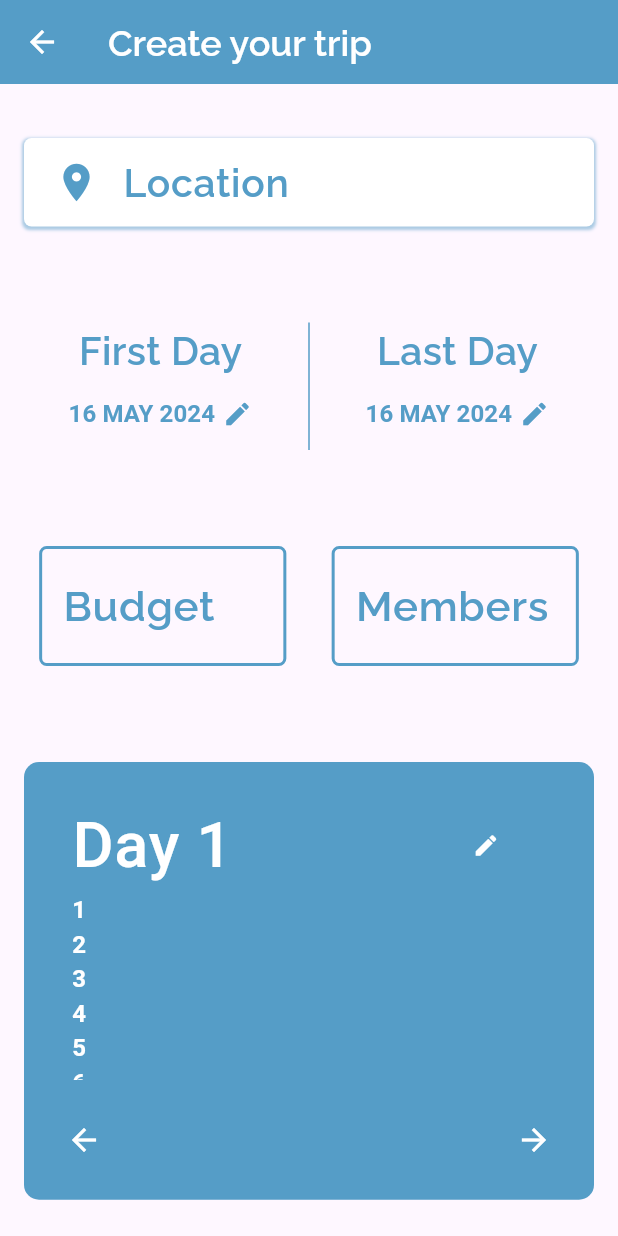
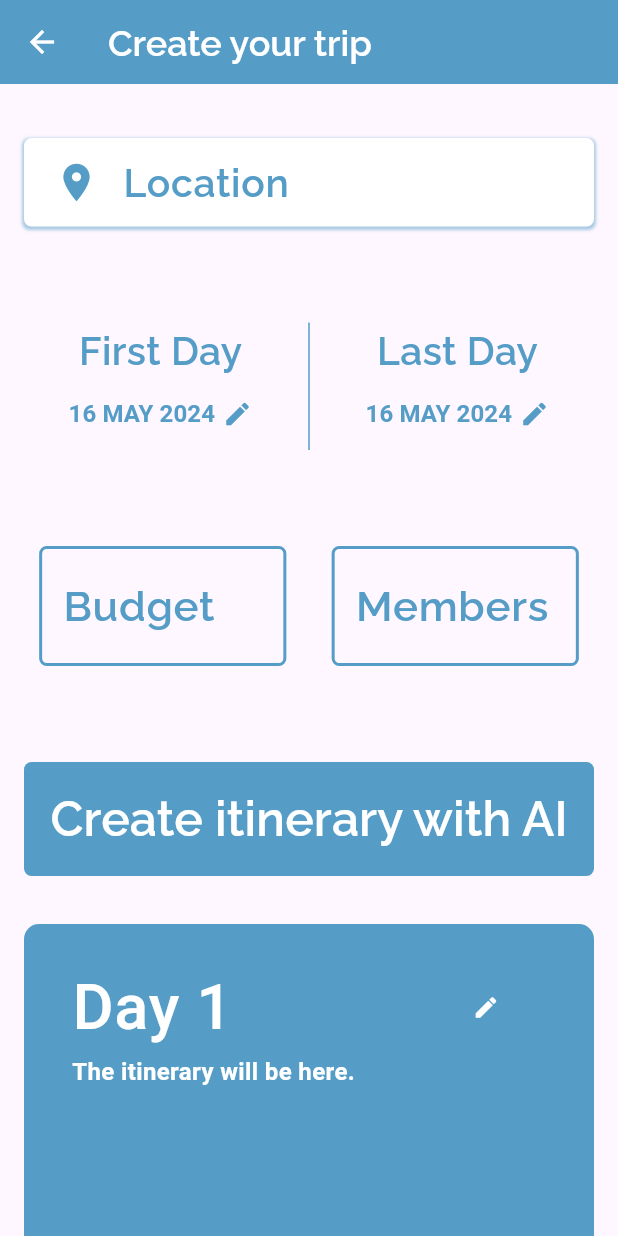
Before and after one commit to Emanuel532/Wigo, a Flutter app: the AddTripScreen screen opened by its route, on a phone screen of 412 x 824 dp. Run offline on Flutter 3.47's test engine with Material 3 defaults, Android fonts, the phone set to English and light mode, and no system bars; drawn by our look-alikes of carousel_slider; our stand-ins replace cloud_firestore, firebase_auth, firebase_core, go_router, google_fonts, google_sign_in; missing offline and left inert: dart_openai; accounts and stored records are empty; generated files the repository leaves out were written again.

Commit message:
itinerary list

```diff
--- a/lib/main.dart
+++ b/lib/main.dart
@@ -11,6 +11,7 @@ import 'package:wigo/screens/home_screen.dart';
 import 'package:wigo/screens/log_in_screen.dart';
 import 'package:wigo/screens/view_trip.dart';
 import 'package:wigo/services/authentication_utils.dart';
+import 'package:dart_openai/dart_openai.dart';
 
 import 'firebase_options.dart';
 
--- a/lib/screens/add_trip.dart
+++ b/lib/screens/add_trip.dart
@@ -6,6 +6,7 @@ import 'package:google_fonts/google_fonts.dart';
 import 'package:wigo/controllers/account_controller.dart';
 import 'package:wigo/controllers/trip_controller.dart';
 import 'package:wigo/models/Trip.dart';
+import 'package:dart_openai/dart_openai.dart';
 import 'package:wigo/providers/trip_provider.dart';
 import 'package:wigo/services/authentication_utils.dart';
 import 'package:intl/intl.dart';
@@ -35,7 +36,7 @@ class _AddTripScreenState extends State<AddTripScreen> {
     budget: 0,
     members: 1,
     friends: [],
-    itinerary: [],
+    itinerary: ['The itinerary will be here.'],
     photo: "",
   );
 
@@ -285,7 +286,39 @@ class _AddTripScreenState extends State<AddTripScreen> {
                 ],
               ),
               SizedBox(height: 64.0),
-              ItineraryBox(days: 3),
+              TextButton(
+                onPressed: () {
+                  _trip.itinerary = [
+                    'Day 1: Visit museum\nDay 2: Go hiking\nDay 3: Relax on the beach',
+                    'Day 1: Explore the city\nDay 2: Try local cuisine\nDay 3: Attend cultural event',
+                    'Day 1: Sightseeing tour\nDay 2: Shopping\nDay 3: Dinner at fancy restaurant',
+                  ];
+                  setState(() {});
+                },
+                style: ElevatedButton.styleFrom(
+                  backgroundColor: Color.fromARGB(255, 85, 157, 199),
+                  foregroundColor: Colors.white,
+                  elevation: 3,
+                  padding: EdgeInsets.symmetric(vertical: 15, horizontal: 16),
+                  shape: RoundedRectangleBorder(
+                    borderRadius: BorderRadius.circular(5),
+                  ),
+                ),
+                child: Text(
+                  'Create itinerary with AI',
+                  style: GoogleFonts.raleway(
+                    fontWeight: FontWeight.w600,
+                    fontSize: 32,
+                    color: Color.fromARGB(255, 255, 255, 255),
+                  ),
+                ),
+              ),
+              SizedBox(
+                height: 32,
+              ),
+              ItineraryBox(
+                itineraryItems: _trip.itinerary,
+              ),
               SizedBox(height: 64.0),
               TextButton(
                 style: ElevatedButton.styleFrom(
--- a/lib/screens/view_trip.dart
+++ b/lib/screens/view_trip.dart
@@ -85,7 +85,9 @@ class ViewTripScreen extends StatelessWidget {
                 style: TextStyle(
                     fontSize: 48, color: blue, fontWeight: FontWeight.w400),
               ),
-              ItineraryBox(days: 3),
+              ItineraryBox(
+                itineraryItems: trip.itinerary,
+              ),
               Divider(
                 color: blue,
               ),
--- a/lib/widgets/itinerary.dart
+++ b/lib/widgets/itinerary.dart
@@ -3,9 +3,12 @@ import 'package:carousel_slider/carousel_slider.dart';
 import 'package:google_fonts/google_fonts.dart';
 
 class ItineraryBox extends StatefulWidget {
-  final int days;
+  final List<String> itineraryItems;
 
-  const ItineraryBox({Key? key, required this.days}) : super(key: key);
+  const ItineraryBox({
+    Key? key,
+    required this.itineraryItems,
+  }) : super(key: key);
 
   @override
   State<ItineraryBox> createState() => _ItineraryBoxState();
@@ -16,6 +19,8 @@ class _ItineraryBoxState extends State<ItineraryBox> {
 
   @override
   Widget build(BuildContext context) {
+    int days = widget.itineraryItems.length;
+
     return Container(
       decoration: BoxDecoration(
         color: Color.fromARGB(255, 85, 157, 199),
@@ -27,7 +32,7 @@ class _ItineraryBoxState extends State<ItineraryBox> {
         children: [
           CarouselSlider.builder(
             carouselController: _controller,
-            itemCount: widget.days,
+            itemCount: days,
             options: CarouselOptions(
               viewportFraction: 1.0,
               enableInfiniteScroll: true,
@@ -35,7 +40,8 @@ class _ItineraryBoxState extends State<ItineraryBox> {
             itemBuilder: (BuildContext context, int index, int realIndex) {
               int dayNumber = index + 1;
               return ListTile(
-                title: Row(children: [
+                title: Row(
+                  children: [
                     Text(
                       'Day $dayNumber',
                       style: TextStyle(
@@ -49,17 +55,19 @@ class _ItineraryBoxState extends State<ItineraryBox> {
                       onPressed: () {},
                       child: Icon(Icons.edit, color: Colors.white),
                     )
-                ]),
+                  ],
+                ),
                 subtitle: SingleChildScrollView(
                   child: Text(
+                    widget.itineraryItems[
+                        index], // Use the itinerary item for this day
                     style: TextStyle(
                       fontWeight: FontWeight.w600,
                       fontSize: 16,
                       color: Color.fromARGB(255, 255, 255, 255),
                     ),
-                      '1\n2\n3\n4\n5\n6\n7\n8\n9\n10\n11\n12\n13\n14\n\n\n'),
                   ),
-                // Replace with your content
+                ),
               );
             },
           ),
--- a/pubspec.yaml
+++ b/pubspec.yaml
@@ -44,6 +44,8 @@ dependencies:
   intl: ^0.19.0
   provider: ^6.1.2
   carousel_slider: ^4.2.1
+  llama_flutter: ^0.0.0
+  dart_openai: ^5.1.0
 
 dev_dependencies:
   flutter_test:
```
Also changed, not shown: pubspec.lock, 2 other files. Lines whose indentation alone changed are shown as unchanged.
